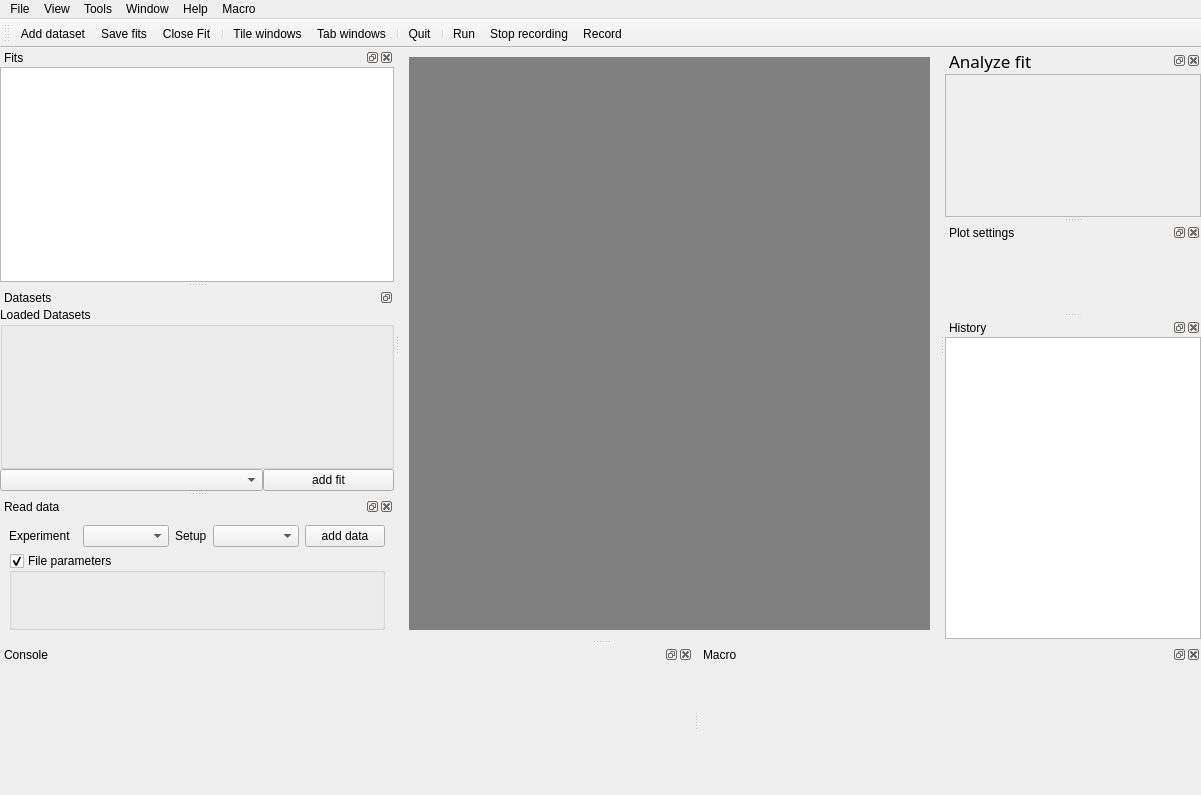
This is gui.ui in Fluorescence-Tools/chisurf as Qt 5 draws it before an edit. The edited form follows.
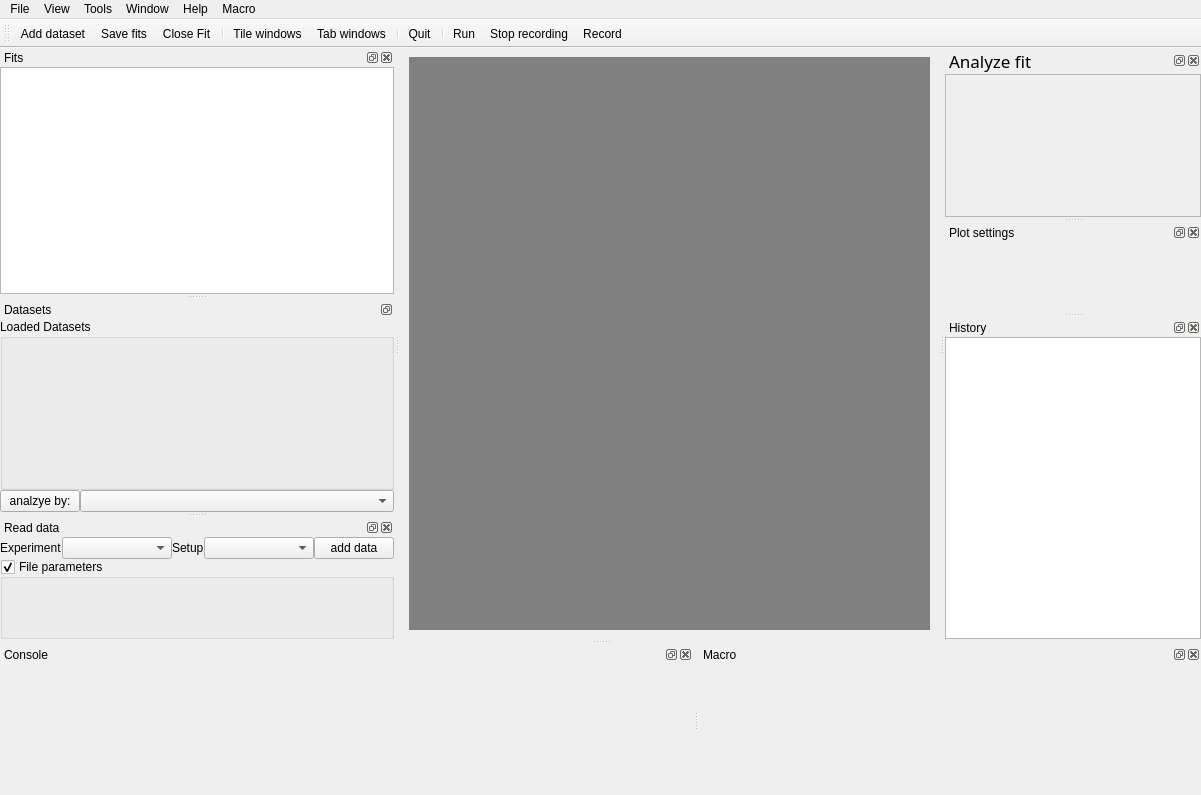
This is the edited form. Icons and pictures are not drawn.

```diff
--- a/gui.ui
+++ b/gui.ui
@@ -682,29 +682,6 @@
      <property name="spacing">
       <number>0</number>
      </property>
-     <item row="6" column="0" colspan="2">
-      <widget class="QComboBox" name="comboBox_Model">
-       <property name="sizePolicy">
-        <sizepolicy hsizetype="Expanding" vsizetype="Fixed">
-         <horstretch>0</horstretch>
-         <verstretch>0</verstretch>
-        </sizepolicy>
-       </property>
-       <property name="focusPolicy">
-        <enum>Qt::NoFocus</enum>
-       </property>
-       <property name="toolTip">
-        <string>This selection box is updated according to the selected dataset.</string>
-       </property>
-      </widget>
-     </item>
-     <item row="6" column="2">
-      <widget class="QPushButton" name="pushButton_2">
-       <property name="text">
-        <string>add fit</string>
-       </property>
-      </widget>
-     </item>
      <item row="2" column="0" colspan="3">
       <widget class="QGroupBox" name="groupBox">
        <property name="title">
@@ -737,6 +714,35 @@
        <zorder></zorder>
       </widget>
      </item>
+     <item row="3" column="0">
+      <widget class="QPushButton" name="pushButton_2">
+       <property name="sizePolicy">
+        <sizepolicy hsizetype="Fixed" vsizetype="Fixed">
+         <horstretch>0</horstretch>
+         <verstretch>0</verstretch>
+        </sizepolicy>
+       </property>
+       <property name="text">
+        <string>analzye by:</string>
+       </property>
+      </widget>
+     </item>
+     <item row="3" column="1">
+      <widget class="QComboBox" name="comboBox_Model">
+       <property name="sizePolicy">
+        <sizepolicy hsizetype="Expanding" vsizetype="Fixed">
+         <horstretch>0</horstretch>
+         <verstretch>0</verstretch>
+        </sizepolicy>
+       </property>
+       <property name="focusPolicy">
+        <enum>Qt::NoFocus</enum>
+       </property>
+       <property name="toolTip">
+        <string>This selection box is updated according to the selected dataset.</string>
+       </property>
+      </widget>
+     </item>
     </layout>
    </widget>
   </widget>
@@ -834,6 +840,21 @@
    </attribute>
    <widget class="QWidget" name="dockWidgetContents_8">
     <layout class="QGridLayout" name="gridLayout_4">
+     <property name="leftMargin">
+      <number>0</number>
+     </property>
+     <property name="topMargin">
+      <number>0</number>
+     </property>
+     <property name="rightMargin">
+      <number>0</number>
+     </property>
+     <property name="bottomMargin">
+      <number>0</number>
+     </property>
+     <property name="spacing">
+      <number>0</number>
+     </property>
      <item row="1" column="1">
       <widget class="QLabel" name="label_10">
        <property name="sizePolicy">
```
